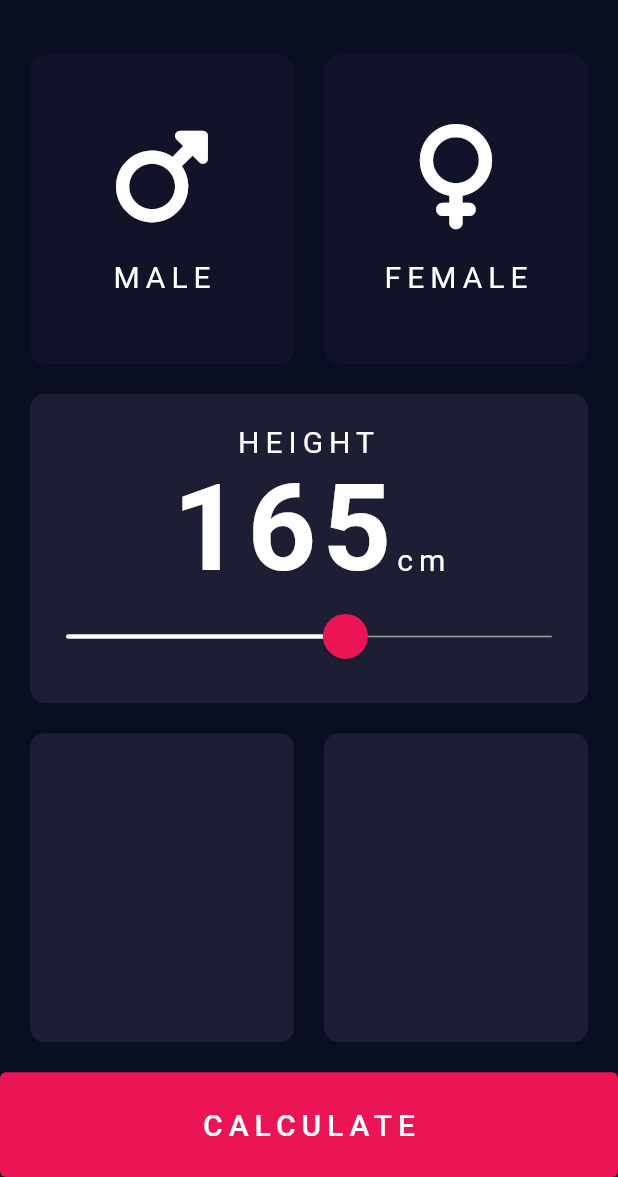
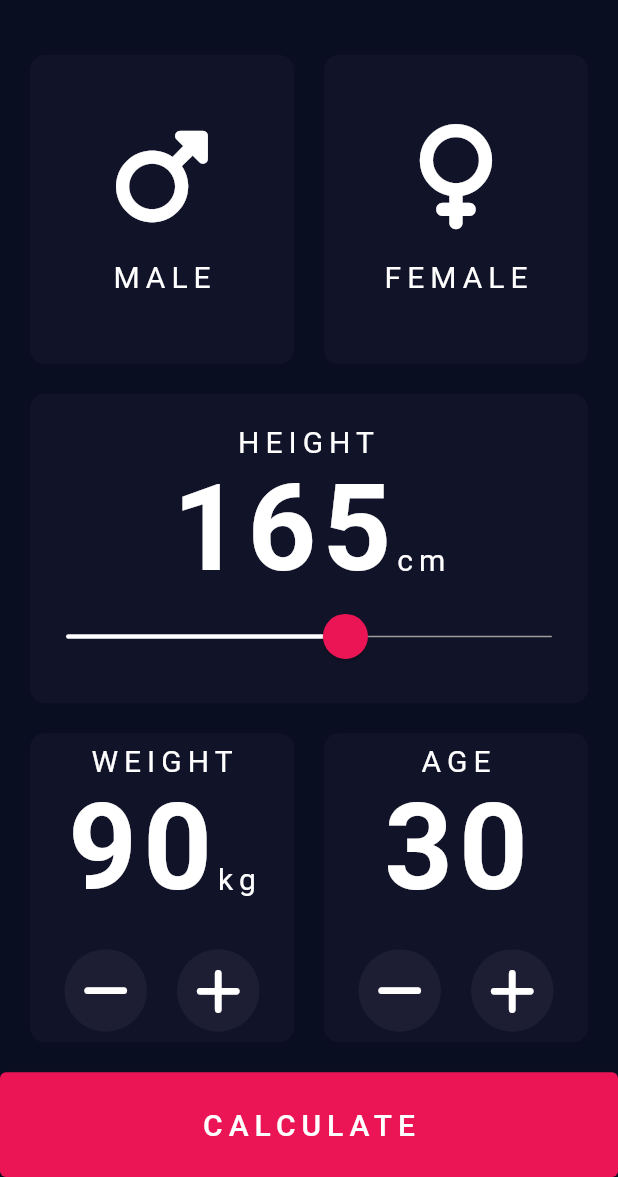
Before and after one commit to lucas-marianno/Flutter_Development_Bootcamp, a Flutter app: the screen it shows after launch, on a phone screen of 412 x 824 dp, the part 59-1236 px from its top. Run offline on Flutter 3.47's test engine with Material 2 defaults, Android fonts, the phone set to English and light mode, and no system bars; our stand-ins replace font_awesome_flutter; missing offline and left inert: audiofileplayer.

Commit message:
heightAge, roundButton widgets added

```diff
--- a/bmi_calculator/lib/custom_widgets.dart
+++ b/bmi_calculator/lib/custom_widgets.dart
@@ -4,8 +4,8 @@ import 'package:font_awesome_flutter/font_awesome_flutter.dart';
 import 'constants.dart';
 
 class ExpandedContainer extends StatelessWidget {
+  final Color? backgroundColor;
   final Widget? child;
-  final Color? backgroundColor;
 
   const ExpandedContainer({super.key, this.child, this.backgroundColor});
 
@@ -16,7 +16,7 @@ class ExpandedContainer extends StatelessWidget {
         margin: const EdgeInsets.all(kMargin),
         decoration: BoxDecoration(
           borderRadius: BorderRadius.circular(kBorderRadius),
-          color: backgroundColor ?? kActiveCardColor,
+          color: backgroundColor ?? kInactiveCardColor,
         ),
         child: Center(child: child),
       ),
@@ -25,8 +25,8 @@ class ExpandedContainer extends StatelessWidget {
 }
 
 class GenderCard extends StatelessWidget {
+  final Gender activeGender;
   final Gender gender;
-  final Gender activeGender;
   final Function callbackFunction;
 
   const GenderCard(this.gender, this.activeGender, this.callbackFunction,
@@ -59,8 +59,8 @@ class GenderCard extends StatelessWidget {
 }
 
 class HeightWidget extends StatelessWidget {
+  final Function callBackFunction;
   final int height;
-  final Function callBackFunction;
   const HeightWidget(this.height, this.callBackFunction, {super.key});
 
   @override
@@ -104,6 +104,41 @@ class HeightWidget extends StatelessWidget {
   }
 }
 
+class RoundButton extends StatelessWidget {
+  final Function function;
+  final Operator op;
+  final int weight;
+  const RoundButton(this.op, this.weight, this.function, {super.key});
+
+  IconData _operator(Operator op) {
+    return op == Operator.subtract
+        ? FontAwesomeIcons.minus
+        : FontAwesomeIcons.plus;
+  }
+
+  int _newWeight() {
+    return op == Operator.subtract ? weight - 1 : weight + 1;
+  }
+
+  @override
+  Widget build(BuildContext context) {
+    return GestureDetector(
+      onTap: () => function(_newWeight()),
+      child: Container(
+        padding: const EdgeInsets.all(10),
+        decoration: BoxDecoration(
+          color: kActiveCardColor,
+          borderRadius: BorderRadius.circular(50),
+        ),
+        child: Icon(
+          _operator(op),
+          size: kIconSize / 2,
+        ),
+      ),
+    );
+  }
+}
+
 class StretchedColumn extends StatelessWidget {
   final List<Widget> children;
   const StretchedColumn({super.key, required this.children});
@@ -131,3 +166,50 @@ class StretchedRow extends StatelessWidget {
     );
   }
 }
+
+class WeightAgeWidget extends StatelessWidget {
+  final Function callBackFunction;
+  final String label;
+  final int value;
+  const WeightAgeWidget(this.label, this.value, this.callBackFunction,
+      {super.key});
+
+  @override
+  Widget build(BuildContext context) {
+    return ExpandedContainer(
+      child: Column(
+        mainAxisAlignment: MainAxisAlignment.center,
+        children: [
+          Text(
+            label,
+            style: kTextStyle,
+          ),
+          Row(
+            crossAxisAlignment: CrossAxisAlignment.baseline,
+            mainAxisAlignment: MainAxisAlignment.center,
+            textBaseline: TextBaseline.alphabetic,
+            children: [
+              Text(
+                value.toString(),
+                style: kBoldTextStyle,
+              ),
+              Text(
+                label == 'WEIGHT' ? 'kg' : '',
+                style: kTextStyle,
+              ),
+            ],
+          ),
+          const SizedBox(height: kGap),
+          Row(
+            mainAxisAlignment: MainAxisAlignment.center,
+            children: [
+              RoundButton(Operator.subtract, value, callBackFunction),
+              const SizedBox(width: kGap),
+              RoundButton(Operator.add, value, callBackFunction),
+            ],
+          )
+        ],
+      ),
+    );
+  }
+}
--- a/bmi_calculator/lib/input_page.dart
+++ b/bmi_calculator/lib/input_page.dart
@@ -3,6 +3,8 @@ import 'custom_widgets.dart';
 import 'constants.dart';
 
 enum Gender { male, female, none }
+
+enum Operator { subtract, add }
 
 class InputPage extends StatefulWidget {
   const InputPage({super.key});
@@ -12,19 +14,33 @@ class InputPage extends StatefulWidget {
 }
 
 class _InputPageState extends State<InputPage> {
-  Gender selectedGender = Gender.none;
-  int height = 165;
+  int _age = 30;
+  Gender _selectedGender = Gender.none;
+  int _height = 165;
+  int _weight = 90;
+
+  void _updateAge(int a) {
+    setState(() {
+      _age = a;
+    });
+  }
 
   void _updateColor(Gender gender) {
     // Toggles genderCard colors
     setState(() {
-      selectedGender = gender;
+      _selectedGender = gender;
     });
   }
 
   void _updateHeight(int h) {
     setState(() {
-      height = h;
+      _height = h;
+    });
+  }
+
+  void _updateWeight(int w) {
+    setState(() {
+      _weight = w;
     });
   }
 
@@ -51,17 +67,18 @@ class _InputPageState extends State<InputPage> {
                   Expanded(
                     child: StretchedRow(
                       children: [
-                        GenderCard(Gender.male, selectedGender, _updateColor),
-                        GenderCard(Gender.female, selectedGender, _updateColor),
+                        GenderCard(Gender.male, _selectedGender, _updateColor),
+                        GenderCard(
+                            Gender.female, _selectedGender, _updateColor),
                       ],
                     ),
                   ),
-                  HeightWidget(height, _updateHeight),
-                  const Expanded(
+                  HeightWidget(_height, _updateHeight),
+                  Expanded(
                     child: StretchedRow(
                       children: [
-                        ExpandedContainer(),
-                        ExpandedContainer(),
+                        WeightAgeWidget('WEIGHT', _weight, _updateWeight),
+                        WeightAgeWidget('AGE', _age, _updateAge),
                       ],
                     ),
                   ),
```
